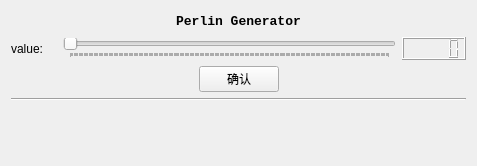
Before: the Qt Designer form Version_1/ui/constantwidget.ui in cgcodeboy/TerrainBuilder, drawn with Qt 5.
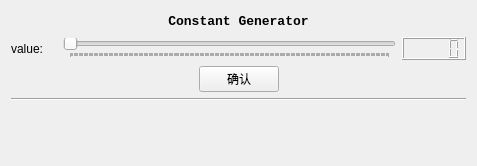
After: the same form once the commit is applied.

Diff of the .ui file:
```diff
--- a/Version_1/ui/constantwidget.ui
+++ b/Version_1/ui/constantwidget.ui
@@ -40,7 +40,7 @@
         </font>
        </property>
        <property name="text">
-        <string>Perlin Generator</string>
+        <string>Constant Generator</string>
        </property>
        <property name="alignment">
         <set>Qt::AlignCenter</set>
```
